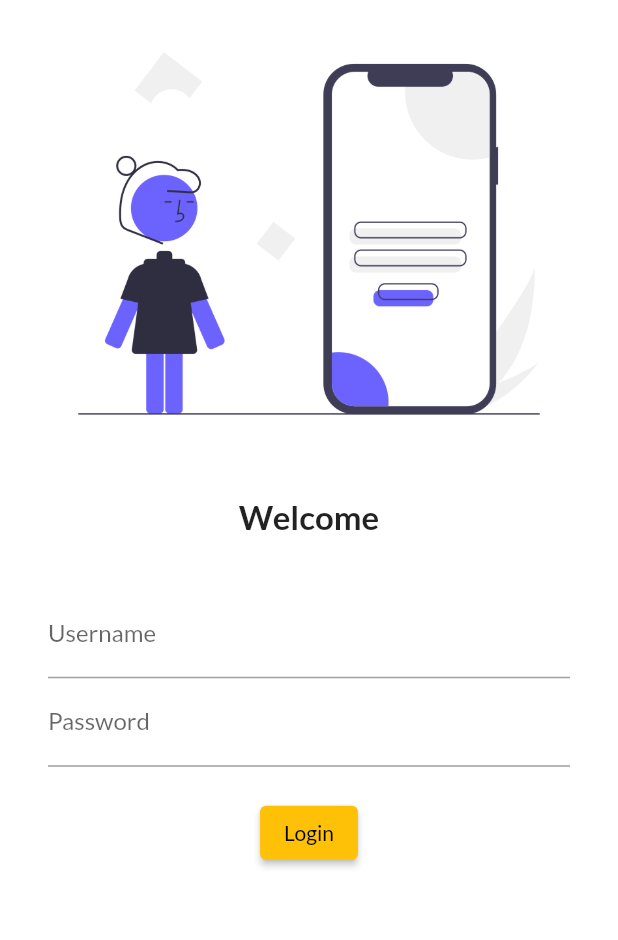
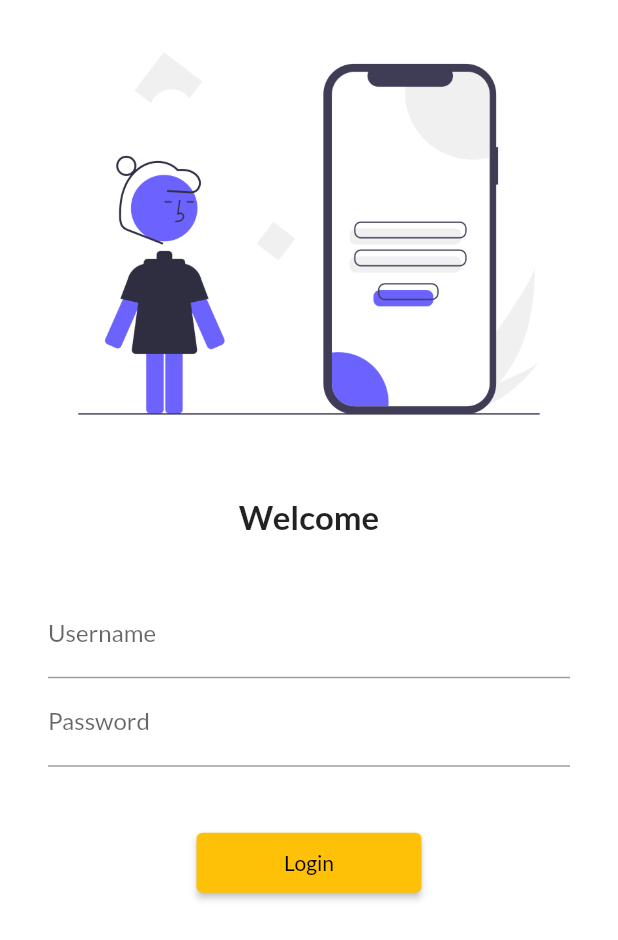
Before and after one commit to ranganmukherjee/flutter, a Flutter app: the screen it shows after launch, on a phone screen of 412 x 824 dp. Shown: the top 940 px of the screen. Run offline on Flutter 3.47's test engine with Material 2 defaults, Android fonts, the phone set to English and light mode, and no system bars; our stand-ins replace google_fonts.

Commit message:
Day 5 done

```diff
--- /dev/null
+++ b/flutter_catalog/lib/Util/routes.dart
@@ -0,0 +1,4 @@
+class MyRoutes {
+  static String loginRoute = "/login";
+  static String homeRoute = "/home";
+}
--- a/flutter_catalog/lib/main.dart
+++ b/flutter_catalog/lib/main.dart
@@ -1,4 +1,5 @@
 import 'package:flutter/material.dart';
+import 'package:flutter_catalog/Util/routes.dart';
 import 'package:flutter_catalog/pages/home_page.dart';
 import 'package:google_fonts/google_fonts.dart';
 import 'package:flutter_catalog/pages/login_page.dart';
@@ -33,8 +34,8 @@ class MyApp extends StatelessWidget {
        initialRoute: "/Login",
       routes: {
         "/":(context) => Loginpage(),//by default whatever page is given on "/"that page is shown n the emulator
-        "/Login":(context) => Loginpage(),//this is a object of login page but as the compiler of dart is smart that iswhy we dont have to give new key word if we want we can give new key word
-        "/home":(context) => Home_page(),
+        MyRoutes.loginRoute:(context) => Loginpage(),//this is a object of login page but as the compiler of dart is smart that iswhy we dont have to give new key word if we want we can give new key word
+        MyRoutes.homeRoute:(context) => Home_page(),
       },      //when you app is started your app has multiple screen routs helps us to go to different routes route takes map map takes key and a value
 
     );
--- a/flutter_catalog/lib/pages/login_page.dart
+++ b/flutter_catalog/lib/pages/login_page.dart
@@ -1,4 +1,5 @@
 import 'package:flutter/material.dart';
+import 'package:flutter_catalog/Util/routes.dart';
 
 class Loginpage extends StatelessWidget {
   @override
@@ -6,7 +7,9 @@ class Loginpage extends StatelessWidget {
     return Material(
         color: Colors
             .white, //image ka rang white hay to app ka background vi white bana diye
-        child: Column(
+        child: SingleChildScrollView(
+            //single child scroll view page ko scroll view me dal deta hay agar aapka phone ka size chota ho toh ye scroll karneyy mey aapki madat karta hay
+            child: Column(
           children: [
             Image.asset("assets/images/login.png",
                 fit: BoxFit
@@ -41,13 +44,13 @@ class Loginpage extends StatelessWidget {
                     ),
                   ),
                   SizedBox(
-                    height: 20.0,
+                    height: 40.0,
                   ),
                   ElevatedButton(
                     child: Text("Login"),
-                    style: TextButton.styleFrom(),
+                    style: TextButton.styleFrom(minimumSize: Size(150, 40)),
                     onPressed: () {
-                      print("Hi Rangan");
+                      Navigator.pushNamed(context, MyRoutes.homeRoute);
                     },
                   )
                 ],
@@ -61,6 +64,6 @@ class Loginpage extends StatelessWidget {
           //     fontWeight: FontWeight.bold,
           //   ),)
           // ),
-        ));
+        )));
   }
 }
```
